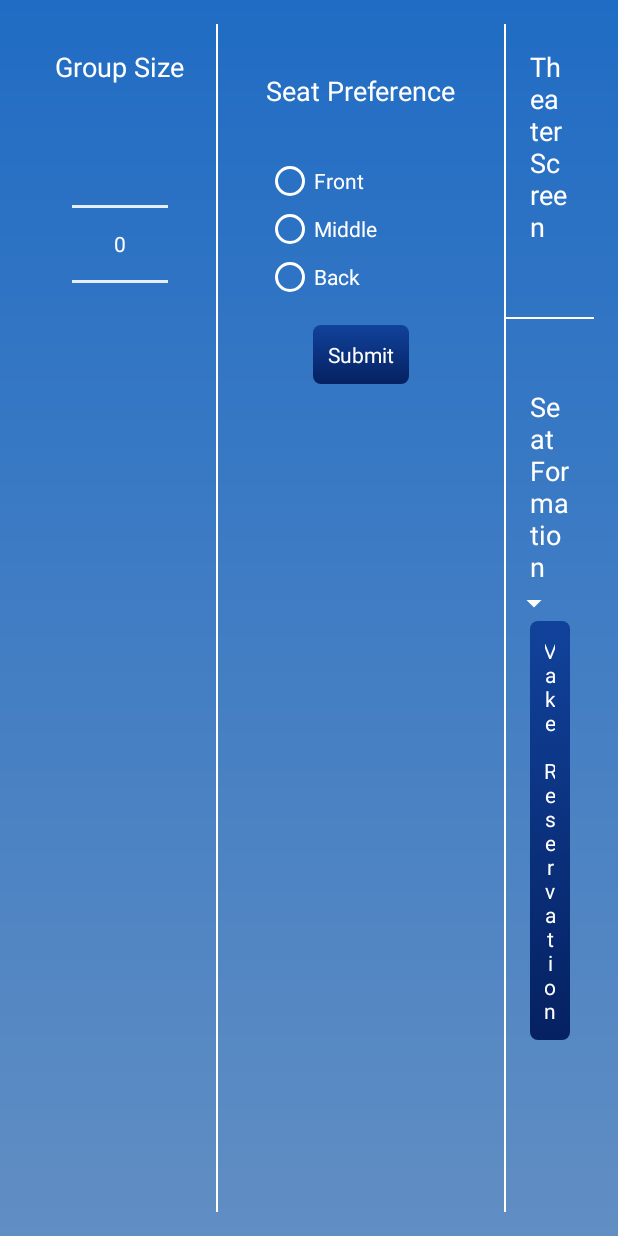
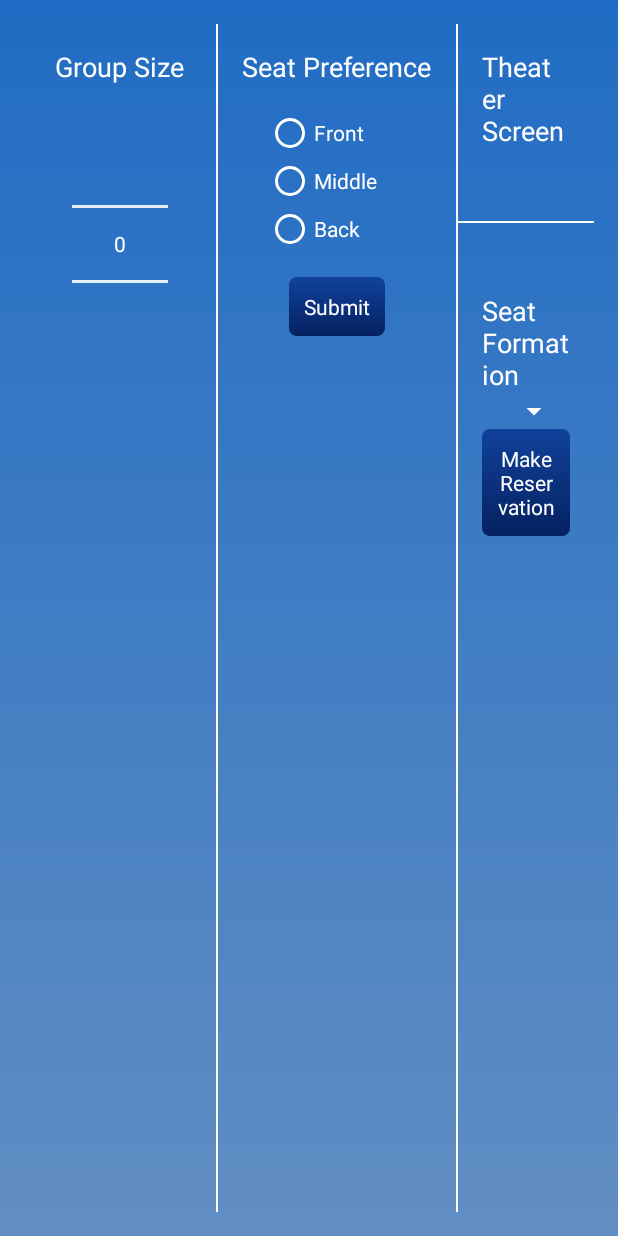
Before and after one commit to trinhmw/ESN, an Android app: the layout activity_seat.xml on its own in the app's theme, with its tools: preview values and no code run, on a phone screen of 412 x 824 dp. Run offline under Robolectric (Android 15) with nearby library versions, the phone set to English and light mode, and no system bars.

Commit message:
minor change in margins

```diff
--- a/app/src/main/res/layout/activity_seat.xml
+++ b/app/src/main/res/layout/activity_seat.xml
@@ -70,8 +70,7 @@
                 android:text="@string/seat_preference"
                 android:id="@+id/tvSeatPreferences"
                 android:layout_gravity="center_horizontal"
-                android:textAppearance="@style/TextAppearance.AppCompat.Medium"
-                android:layout_margin="@dimen/activity_vertical_margin"/>
+                android:textAppearance="@style/TextAppearance.AppCompat.Medium"/>
 
             <RadioGroup
                 android:layout_width="wrap_content"
```
